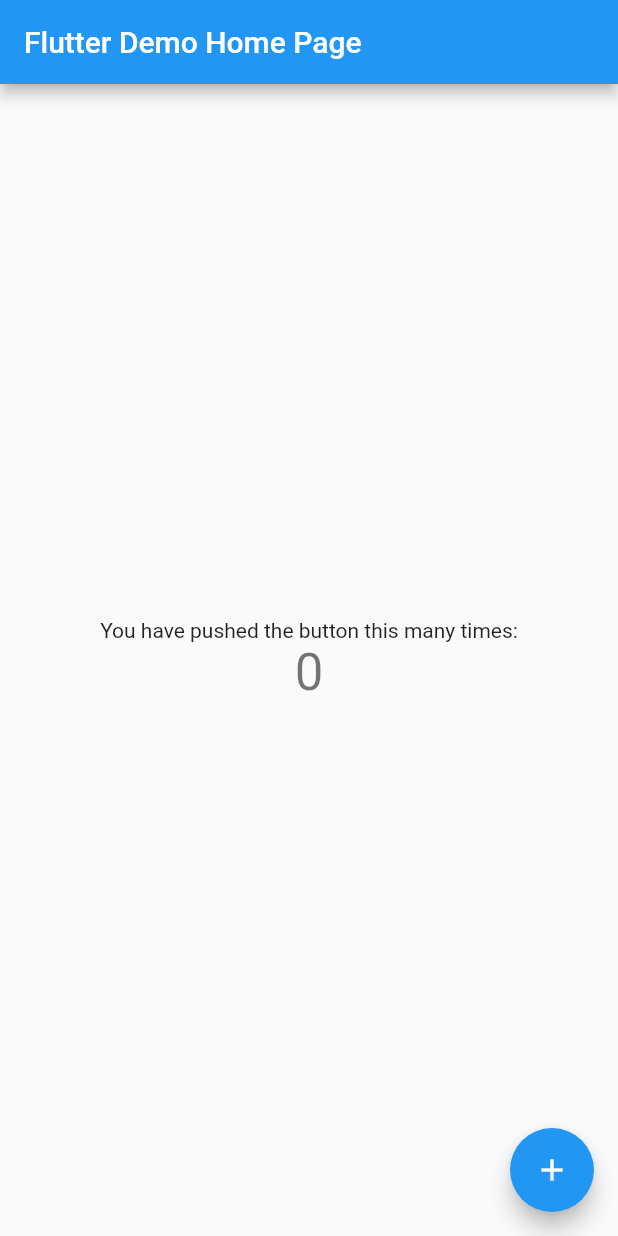
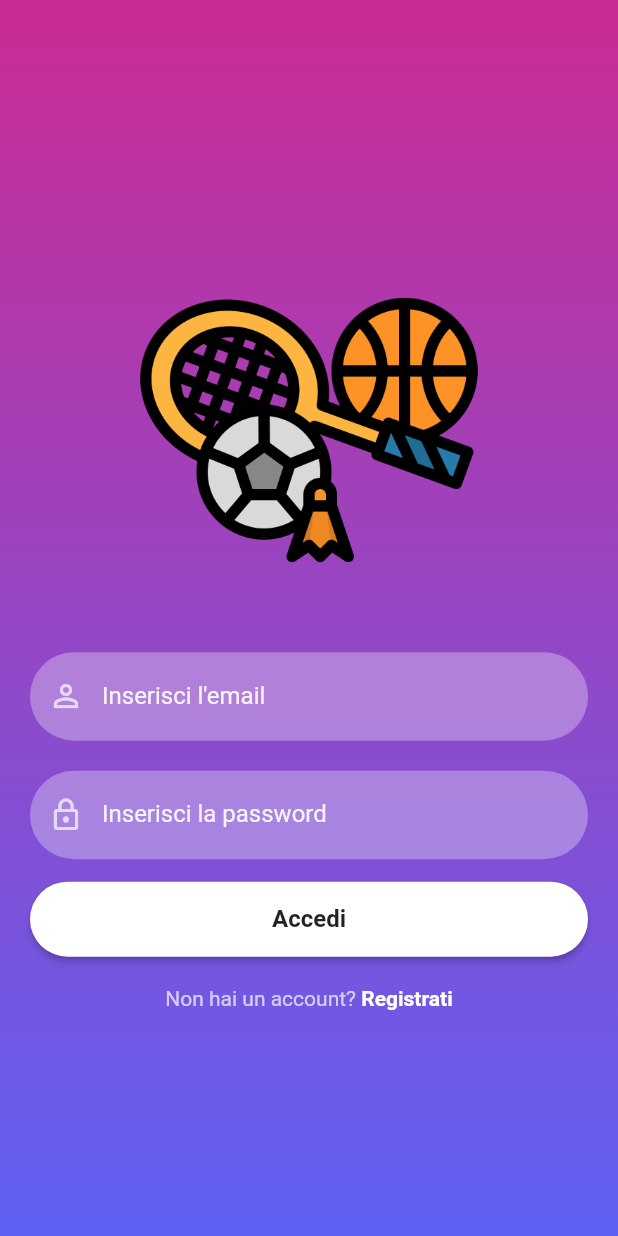
Before and after one commit to AldoPaganica/onlinesports_flutter, a Flutter app: the screen it shows after launch, on a phone screen of 412 x 824 dp. Run offline on Flutter 3.47's test engine with Material 2 defaults, Android fonts, the phone set to English and light mode, and no system bars; our stand-ins replace firebase_auth, firebase_core; accounts and stored records are empty.

Commit message:
login va, registrati da finire

```diff
--- a/lib/main.dart
+++ b/lib/main.dart
@@ -1,6 +1,14 @@
 import 'package:flutter/material.dart';
+import 'package:onlinesports_flutter/screens/sign_in_screen.dart';
+import 'package:firebase_core/firebase_core.dart';
+import 'firebase_options.dart';
 
-void main() {
+
+void main() async{
+  WidgetsFlutterBinding.ensureInitialized();
+  await Firebase.initializeApp(
+    options: DefaultFirebaseOptions.currentPlatform,
+  );
   runApp(const MyApp());
 }
 
@@ -24,92 +32,7 @@
         // is not restarted.
         primarySwatch: Colors.blue,
       ),
-      home: const MyHomePage(title: 'Flutter Demo Home Page'),
+      home: const SignInScreen(),
     );
   }
 }
-
-class MyHomePage extends StatefulWidget {
-  const MyHomePage({super.key, required this.title});
-
-  // This widget is the home page of your application. It is stateful, meaning
-  // that it has a State object (defined below) that contains fields that affect
-  // how it looks.
-
-  // This class is the configuration for the state. It holds the values (in this
-  // case the title) provided by the parent (in this case the App widget) and
-  // used by the build method of the State. Fields in a Widget subclass are
-  // always marked "final".
-
-  final String title;
-
-  @override
-  State<MyHomePage> createState() => _MyHomePageState();
-}
-
-class _MyHomePageState extends State<MyHomePage> {
-  int _counter = 0;
-
-  void _incrementCounter() {
-    setState(() {
-      // This call to setState tells the Flutter framework that something has
-      // changed in this State, which causes it to rerun the build method below
-      // so that the display can reflect the updated values. If we changed
-      // _counter without calling setState(), then the build method would not be
-      // called again, and so nothing would appear to happen.
-      _counter++;
-    });
-  }
-
-  @override
-  Widget build(BuildContext context) {
-    // This method is rerun every time setState is called, for instance as done
-    // by the _incrementCounter method above.
-    //
-    // The Flutter framework has been optimized to make rerunning build methods
-    // fast, so that you can just rebuild anything that needs updating rather
-    // than having to individually change instances of widgets.
-    return Scaffold(
-      appBar: AppBar(
-        // Here we take the value from the MyHomePage object that was created by
-        // the App.build method, and use it to set our appbar title.
-        title: Text(widget.title),
-      ),
-      body: Center(
-        // Center is a layout widget. It takes a single child and positions it
-        // in the middle of the parent.
-        child: Column(
-          // Column is also a layout widget. It takes a list of children and
-          // arranges them vertically. By default, it sizes itself to fit its
-          // children horizontally, and tries to be as tall as its parent.
-          //
-          // Invoke "debug painting" (press "p" in the console, choose the
-          // "Toggle Debug Paint" action from the Flutter Inspector in Android
-          // Studio, or the "Toggle Debug Paint" command in Visual Studio Code)
-          // to see the wireframe for each widget.
-          //
-          // Column has various properties to control how it sizes itself and
-          // how it positions its children. Here we use mainAxisAlignment to
-          // center the children vertically; the main axis here is the vertical
-          // axis because Columns are vertical (the cross axis would be
-          // horizontal).
-          mainAxisAlignment: MainAxisAlignment.center,
-          children: <Widget>[
-            const Text(
-              'You have pushed the button this many times:',
-            ),
-            Text(
-              '$_counter',
-              style: Theme.of(context).textTheme.headline4,
-            ),
-          ],
-        ),
-      ),
-      floatingActionButton: FloatingActionButton(
-        onPressed: _incrementCounter,
-        tooltip: 'Increment',
-        child: const Icon(Icons.add),
-      ), // This trailing comma makes auto-formatting nicer for build methods.
-    );
-  }
-}
--- /dev/null
+++ b/lib/reusable_widgets/reusable_widget.dart
@@ -0,0 +1,67 @@
+import 'package:flutter/material.dart';
+
+Image logoWidget(String imageName) {
+  return Image.asset(
+    imageName,
+    fit: BoxFit.fitWidth,
+    width: 240,
+    height: 240
+  );
+}
+
+TextField reusableTextField(String text, IconData icon, bool isPasswordType,
+    TextEditingController controller) {
+  return TextField(
+    controller: controller,
+    obscureText: isPasswordType,
+    enableSuggestions: !isPasswordType,
+    autocorrect: !isPasswordType,
+    cursorColor: Colors.white,
+    style: TextStyle(color: Colors.white.withOpacity(0.9)),
+    decoration: InputDecoration(
+      prefixIcon: Icon(
+        icon,
+        color: Colors.white70,
+      ),
+      labelText: text,
+      labelStyle: TextStyle(color: Colors.white.withOpacity(0.9)),
+      filled: true,
+      floatingLabelBehavior: FloatingLabelBehavior.never,
+      fillColor: Colors.white.withOpacity(0.3),
+      border: OutlineInputBorder(
+          borderRadius: BorderRadius.circular(30.0),
+          borderSide: const BorderSide(width: 0, style: BorderStyle.none)),
+    ),
+    keyboardType: isPasswordType
+        ? TextInputType.visiblePassword
+        : TextInputType.emailAddress,
+  );
+}
+
+Container firebaseUIButton(BuildContext context, String title, Function onTap) {
+  return Container(
+    width: MediaQuery.of(context).size.width,
+    height: 50,
+    margin: const EdgeInsets.fromLTRB(0, 10, 0, 20),
+    decoration: BoxDecoration(borderRadius: BorderRadius.circular(90)),
+    child: ElevatedButton(
+      onPressed: () {
+        onTap();
+      },
+      child: Text(
+        title,
+        style: const TextStyle(
+            color: Colors.black87, fontWeight: FontWeight.bold, fontSize: 16),
+      ),
+      style: ButtonStyle(
+          backgroundColor: MaterialStateProperty.resolveWith((states) {
+            if (states.contains(MaterialState.pressed)) {
+              return Colors.black26;
+            }
+            return Colors.white;
+          }),
+          shape: MaterialStateProperty.all<RoundedRectangleBorder>(
+              RoundedRectangleBorder(borderRadius: BorderRadius.circular(30)))),
+    ),
+  );
+}
--- /dev/null
+++ b/lib/screens/sign_in_screen.dart
@@ -0,0 +1,93 @@
+
+import 'package:firebase_auth/firebase_auth.dart';
+import 'package:flutter/material.dart';
+import 'package:onlinesports_flutter/screens/pagina_home_screen.dart';
+import 'package:onlinesports_flutter/screens/sign_up_screen.dart';
+import '../reusable_widgets/reusable_widget.dart';
+import '../utils/color_utils.dart';
+
+class SignInScreen extends StatefulWidget {
+  const SignInScreen({Key? key}) : super(key: key);
+
+  @override
+  _SignInScreenState createState() => _SignInScreenState();
+}
+
+class _SignInScreenState extends State<SignInScreen> {
+  TextEditingController _passwordTextController = TextEditingController();
+  TextEditingController _emailTextController = TextEditingController();
+  @override
+  Widget build(BuildContext context) {
+    return Scaffold(
+      body: Container(
+        width: MediaQuery.of(context).size.width,
+        height: MediaQuery.of(context).size.height,
+        decoration: BoxDecoration(
+            gradient: LinearGradient(colors: [
+              hexStringToColor("CB2B93"),
+              hexStringToColor("9546C4"),
+              hexStringToColor("5E61F4")
+            ], begin: Alignment.topCenter, end: Alignment.bottomCenter)),
+        child: SingleChildScrollView(
+          child: Padding(
+            padding: EdgeInsets.fromLTRB(
+                20, MediaQuery.of(context).size.height * 0.2, 20, 0),
+            child: Column(
+              children: <Widget>[
+                logoWidget('assets/images/logo.png'),
+                const SizedBox(
+                  height: 30,
+                ),
+                reusableTextField("Inserisci l'email", Icons.person_outline, false,
+                    _emailTextController),
+                const SizedBox(
+                  height: 20,
+                ),
+                reusableTextField("Inserisci la password", Icons.lock_outline, true,
+                    _passwordTextController),
+                const SizedBox(
+                  height: 5,
+                ),
+                firebaseUIButton(context, "Accedi", () {
+                  FirebaseAuth.instance
+                      .signInWithEmailAndPassword(
+                      email: _emailTextController.text,
+                      password: _passwordTextController.text)
+                      .then((value) {
+                    Navigator.push(context,
+                        MaterialPageRoute(builder: (context) => HomeScreen()));
+                  }).onError((error, stackTrace) {
+                    print("Error ${error.toString()}");
+                  });
+                }),
+                signUpOption()
+              ],
+            ),
+          ),
+        ),
+      ),
+    );
+  }
+
+  Row signUpOption() {
+    return Row(
+      mainAxisAlignment: MainAxisAlignment.center,
+      children: [
+        const Text("Non hai un account?",
+            style: TextStyle(color: Colors.white70)),
+        GestureDetector(
+          onTap: () {
+            Navigator.push(context,
+                MaterialPageRoute(builder: (context) => SignUpScreen()));
+          },
+          child: const Text(
+            " Registrati",
+            style: TextStyle(color: Colors.white, fontWeight: FontWeight.bold),
+          ),
+        )
+      ],
+    );
+  }
+
+
+}
--- /dev/null
+++ b/lib/utils/color_utils.dart
@@ -0,0 +1,10 @@
+
+import 'package:flutter/material.dart';
+
+hexStringToColor(String hexColor){
+  hexColor = hexColor.toUpperCase().replaceAll("#", "");
+  if(hexColor.length == 6){
+    hexColor = "FF" + hexColor;
+  }
+  return Color(int.parse(hexColor, radix: 16));
+}
--- a/pubspec.yaml
+++ b/pubspec.yaml
@@ -36,6 +36,8 @@
   # The following adds the Cupertino Icons font to your application.
   # Use with the CupertinoIcons class for iOS style icons.
   cupertino_icons: ^1.0.2
+  firebase_core: ^2.4.1
+  firebase_auth: ^4.2.5
 
 dev_dependencies:
   flutter_test:
@@ -63,6 +65,10 @@
   # assets:
   #   - images/a_dot_burr.jpeg
   #   - images/a_dot_ham.jpeg
+  # To add assets to your application, add an assets section, like this:
+  assets:
+    - assets/images/
+
 
   # An image asset can refer to one or more resolution-specific "variants", see
   # https://flutter.dev/assets-and-images/#resolution-aware
```
Also changed, not shown: lib/screens/pagina_home_screen.dart (added, +31 -0 lines), lib/screens/sign_up_screen.dart (added, +93 -0 lines), assets/images/logo.png (added), lib/firebase_options.dart (added), pubspec.lock, 8 other files.
